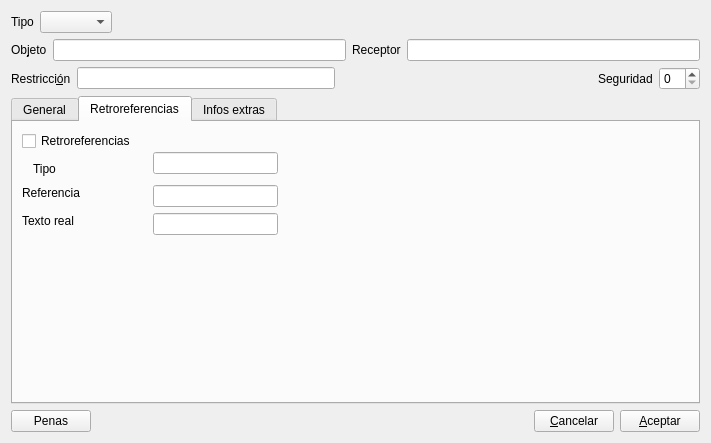
First picture: the form in gui/dlgordenanzaentrada.ui, repository rogorido/qtpredicadores, before the edit.
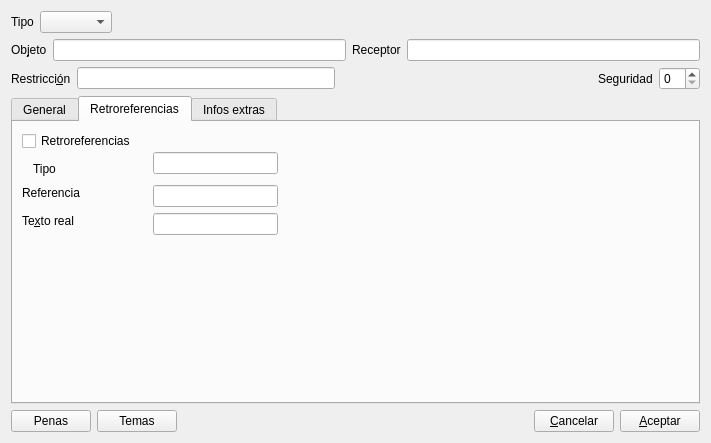
Second picture: the form after the edit. The open tabs and pages were chosen to show the change. Custom widgets are drawn as their Qt base class.

Commit message: Añadiendo gestion de temas en nuevos forms

What changed in the file:
```diff
--- a/gui/dlgordenanzaentrada.ui
+++ b/gui/dlgordenanzaentrada.ui
@@ -250,7 +250,7 @@
         </rect>
        </property>
        <property name="text">
-        <string>Texto real</string>
+        <string>Te&amp;xto real</string>
        </property>
        <property name="buddy">
         <cstring>txtTextoReal</cstring>
@@ -319,6 +319,13 @@
        </property>
       </widget>
      </item>
+     <item>
+      <widget class="QPushButton" name="btTemas">
+       <property name="text">
+        <string>Temas</string>
+       </property>
+      </widget>
+     </item>
      <item>
       <spacer name="horizontalSpacer">
        <property name="orientation">
```
Left out of the diff: 2 changed lines with no effect on the pictures. The commit also changes 2 other files.
